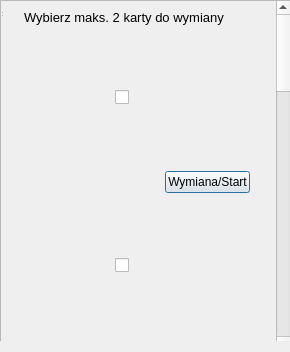
Qt form ui/wymiana.ui (marcingolda/Gwint) before a commit.
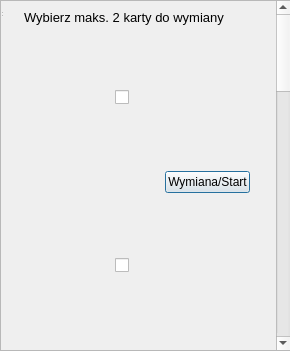
The same form after that commit.

Commit message: poprawka bledu z wymiana kart bez zatwierdzenia

Patch:
```diff
--- a/ui/wymiana.ui
+++ b/ui/wymiana.ui
@@ -7,7 +7,7 @@
     <x>0</x>
     <y>0</y>
     <width>290</width>
-    <height>352</height>
+    <height>351</height>
    </rect>
   </property>
   <property name="windowTitle">
@@ -19,9 +19,15 @@
      <x>0</x>
      <y>0</y>
      <width>291</width>
-     <height>341</height>
+     <height>351</height>
     </rect>
    </property>
+   <property name="maximumSize">
+    <size>
+     <width>291</width>
+     <height>361</height>
+    </size>
+   </property>
    <widget class="QScrollArea" name="scrollArea">
     <property name="geometry">
      <rect>
```
The commit also changes 2 other files.
